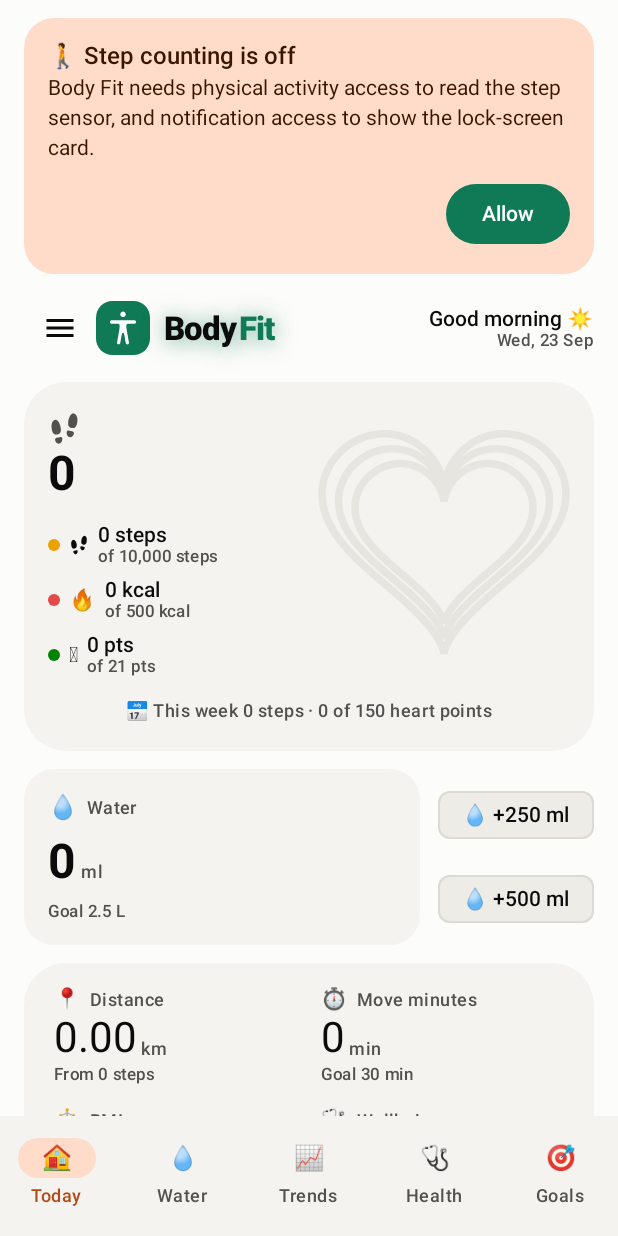
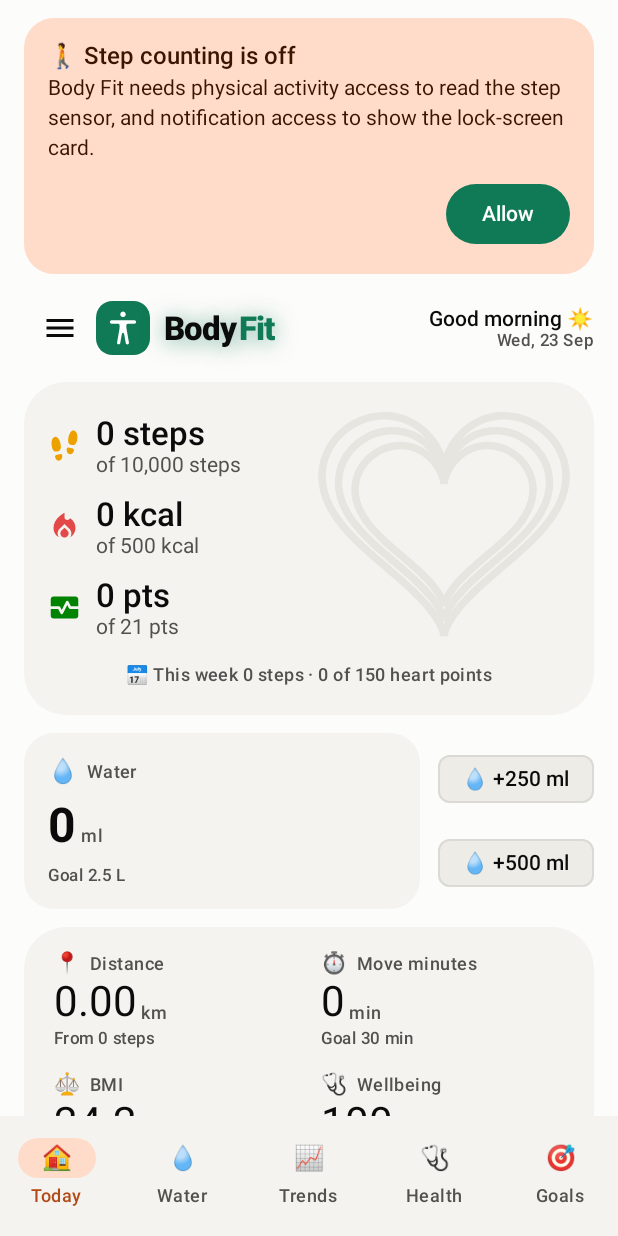
Before and after one commit to shashi-hans/bodyfit, an Android app built with Jetpack Compose: the composable BodyFitAppScreen shown on its own in the app's theme, on a phone screen of 412 x 824 dp. Run offline under Robolectric (Android 15) with nearby library versions, the light colour scheme and no system bars; our stand-ins replace Room's generated code.

Commit message:
feat(ui): let each metric's icon carry its colour on the Today card
Drops the big step number and its icon: the list beside the heart
already prints every figure, and the hero was a fourth copy of the first
row.

Drops the colour dot that preceded each icon and tints the icon itself
instead. Two marks for one identity was one too many.

Emoji paint themselves and ignore a tint, so calories, heart points,
distance, move minutes and water gain a Material vector that Glyph
prefers when present. Steps keeps its drawable, because the same asset
serves the notification's status-bar icon.

Values move up to headlineSmall and goals to bodyMedium, which the space
freed by the hero pays for.

```diff
--- a/app/src/main/java/app/bodyfit/ui/Metric.kt
+++ b/app/src/main/java/app/bodyfit/ui/Metric.kt
@@ -1,7 +1,14 @@
 package app.bodyfit.ui
 
 import androidx.annotation.DrawableRes
+import androidx.compose.material.icons.Icons
+import androidx.compose.material.icons.filled.LocalFireDepartment
+import androidx.compose.material.icons.filled.MonitorHeart
+import androidx.compose.material.icons.filled.Place
+import androidx.compose.material.icons.filled.Timer
+import androidx.compose.material.icons.filled.WaterDrop
 import androidx.compose.ui.graphics.Color
+import androidx.compose.ui.graphics.vector.ImageVector
 import app.bodyfit.R
 import app.bodyfit.data.DailyRecord
 import app.bodyfit.data.HourlyRecord
@@ -97,6 +104,22 @@ enum class Metric(
      */
     fun formatForChart(value: Double): String = if (this == WATER) formatWithUnit(value) else format(value)
 
+    /**
+     * A tintable mark, for the places that paint the icon in the metric's own colour.
+     *
+     * Steps keeps its drawable: the same asset serves the notification's status-bar icon,
+     * where a Compose vector is not an option.
+     */
+    val vector: ImageVector?
+        get() = when (this) {
+            STEPS -> null
+            CALORIES -> Icons.Filled.LocalFireDepartment
+            DISTANCE -> Icons.Filled.Place
+            MOVE_MINUTES -> Icons.Filled.Timer
+            HEART_POINTS -> Icons.Filled.MonitorHeart
+            WATER -> Icons.Filled.WaterDrop
+        }
+
     fun color(viz: VizColors): Color = when (this) {
         STEPS -> viz.steps
         CALORIES -> viz.calories
--- a/app/src/main/java/app/bodyfit/ui/components/Glyph.kt
+++ b/app/src/main/java/app/bodyfit/ui/components/Glyph.kt
@@ -9,6 +9,7 @@ import androidx.compose.material3.Text
 import androidx.compose.runtime.Composable
 import androidx.compose.ui.Modifier
 import androidx.compose.ui.graphics.Color
+import androidx.compose.ui.graphics.vector.ImageVector
 import androidx.compose.ui.res.painterResource
 import androidx.compose.ui.unit.Dp
 import androidx.compose.ui.unit.dp
@@ -20,6 +21,9 @@ import androidx.compose.ui.unit.dp
  * has a real icon because the shoe emoji reads differently on every launcher skin, and
  * because the same drawable has to serve the notification's status-bar icon, where an
  * emoji is not an option.
+ *
+ * Somewhere the mark has to carry the metric's colour, a vector is passed instead: an
+ * emoji paints itself and ignores any tint.
  */
 @Composable
 fun Glyph(
@@ -28,8 +32,17 @@ fun Glyph(
     modifier: Modifier = Modifier,
     size: Dp = 16.dp,
     tint: Color = LocalContentColor.current,
+    /** Preferred over both when present, because a vector takes [tint] and an emoji cannot. */
+    vector: ImageVector? = null,
 ) {
-    if (iconRes != null) {
+    if (vector != null) {
+        Icon(
+            imageVector = vector,
+            contentDescription = null,
+            modifier = modifier.size(size),
+            tint = tint,
+        )
+    } else if (iconRes != null) {
         Icon(
             painter = painterResource(iconRes),
             contentDescription = null,
--- a/app/src/main/java/app/bodyfit/ui/components/HeartGauge.kt
+++ b/app/src/main/java/app/bodyfit/ui/components/HeartGauge.kt
@@ -30,6 +30,7 @@ import androidx.compose.ui.graphics.Color
 import androidx.compose.ui.graphics.Path
 import androidx.compose.ui.graphics.PathMeasure
 import androidx.compose.ui.graphics.StrokeCap
+import androidx.compose.ui.graphics.vector.ImageVector
 import androidx.compose.ui.graphics.drawscope.Stroke
 import androidx.compose.ui.text.style.TextOverflow
 import androidx.compose.ui.unit.Dp
@@ -44,6 +45,8 @@ import kotlin.math.sin
 data class GaugeArc(
     val emoji: String,
     @DrawableRes val iconRes: Int? = null,
+    /** Drawn in [color] where present, which an emoji cannot be. */
+    val vector: ImageVector? = null,
     val label: String,
     val value: String,
     /** Printed under the value, in place of a percentage. */
@@ -75,7 +78,6 @@ fun HeartGauge(
     modifier: Modifier = Modifier,
     strokeWidth: Dp = 5.dp,
     arcGap: Dp = 6.dp,
-    center: @Composable ColumnScope.() -> Unit,
 ) {
     val trackColor = LocalViz.current.track
     val animated = arcs.map { arc ->
@@ -91,14 +93,7 @@ fun HeartGauge(
         verticalAlignment = Alignment.CenterVertically,
         horizontalArrangement = Arrangement.spacedBy(12.dp),
     ) {
-        Column(
-            modifier = Modifier.weight(1f),
-            horizontalAlignment = Alignment.Start,
-        ) {
-            center()
-            Spacer(Modifier.height(14.dp))
-            GaugeLegend(arcs = arcs)
-        }
+        GaugeLegend(arcs = arcs, modifier = Modifier.weight(1f))
 
         Box(
             modifier = Modifier
@@ -147,38 +142,40 @@ fun HeartGauge(
 }
 
 /**
- * One row per band: its colour dot and emoji, then the value over its goal.
+ * One row per band: its icon in the band's own colour, then the value over its goal.
  *
- * Stacked rather than spread across the width, because the list now has half the row to
- * live in and "Heart points" does not fit beside two siblings in that space.
+ * The icon carries the hue, so the separate colour dot that used to sit beside it is gone:
+ * two marks for one identity is one too many. Stacked rather than spread across the width,
+ * because the list has half the row to live in and "Heart points" does not fit beside two
+ * siblings in that space.
  */
 @Composable
 private fun GaugeLegend(arcs: List<GaugeArc>, modifier: Modifier = Modifier) {
     Column(
         modifier = modifier.fillMaxWidth(),
-        verticalArrangement = Arrangement.spacedBy(8.dp),
+        verticalArrangement = Arrangement.spacedBy(12.dp),
     ) {
         arcs.forEach { arc ->
             Row(verticalAlignment = Alignment.CenterVertically) {
-                Box(
-                    modifier = Modifier
-                        .size(8.dp)
-                        .background(arc.color, CircleShape)
+                Glyph(
+                    emoji = arc.emoji,
+                    iconRes = arc.iconRes,
+                    vector = arc.vector,
+                    size = 22.dp,
+                    tint = arc.color,
                 )
-                Spacer(Modifier.width(6.dp))
-                Glyph(emoji = arc.emoji, iconRes = arc.iconRes, size = 13.dp)
-                Spacer(Modifier.width(6.dp))
+                Spacer(Modifier.width(10.dp))
                 Column {
                     Text(
                         text = arc.value,
-                        style = MaterialTheme.typography.labelLarge,
+                        style = MaterialTheme.typography.headlineSmall,
                         color = MaterialTheme.colorScheme.onSurface,
                         maxLines = 1,
                         overflow = TextOverflow.Ellipsis,
                     )
                     Text(
                         text = "of ${arc.goalLabel}",
-                        style = MaterialTheme.typography.labelSmall,
+                        style = MaterialTheme.typography.bodyMedium,
                         color = MaterialTheme.colorScheme.onSurfaceVariant,
                         maxLines = 1,
                         overflow = TextOverflow.Ellipsis,
--- a/app/src/main/java/app/bodyfit/ui/screens/TodayScreen.kt
+++ b/app/src/main/java/app/bodyfit/ui/screens/TodayScreen.kt
@@ -94,6 +94,7 @@ fun TodayScreen(
                             GaugeArc(
                                 emoji = metric.emoji,
                                 iconRes = metric.iconRes,
+                                vector = metric.vector,
                                 label = metric.label,
                                 value = metric.formatWithUnit(metric.value(record, settings)),
                                 goalLabel = metric.formatWithUnit(metric.dailyGoal(settings)),
@@ -102,22 +103,7 @@ fun TodayScreen(
                             )
                         },
                         modifier = Modifier.padding(horizontal = 16.dp),
-                    ) {
-                        Glyph(
-                            emoji = Metric.STEPS.emoji,
-                            iconRes = Metric.STEPS.iconRes,
-                            size = 22.dp,
-                            tint = MaterialTheme.colorScheme.onSurfaceVariant,
-                        )
-                        // The step total leads, and its goal is left to the list below:
-                        // half a card is not wide enough to print the same figure twice.
-                        Text(
-                            text = Metric.STEPS.format(record.steps.toDouble()),
-                            style = MaterialTheme.typography.displaySmall,
-                            color = MaterialTheme.colorScheme.onSurface,
-                            maxLines = 1,
-                        )
-                    }
+                    )
                     Spacer(Modifier.height(16.dp))
                     // The legend already prints each share of goal, so this line adds the
                     // celebration and the week, not a second copy of the percentage.
```
